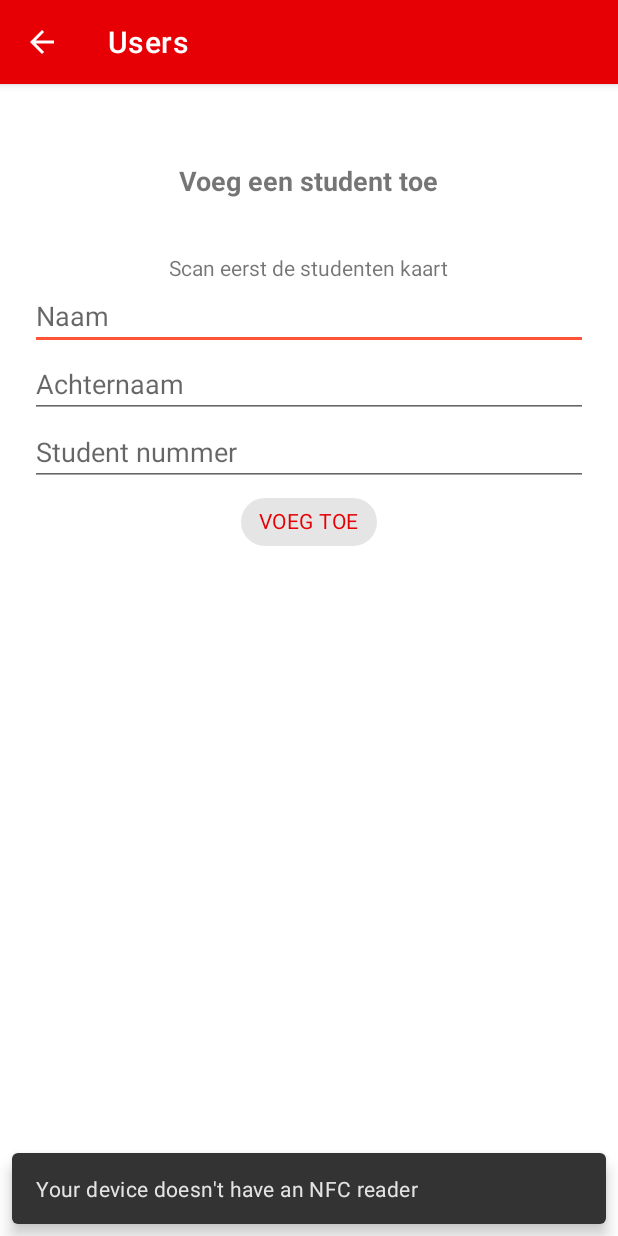
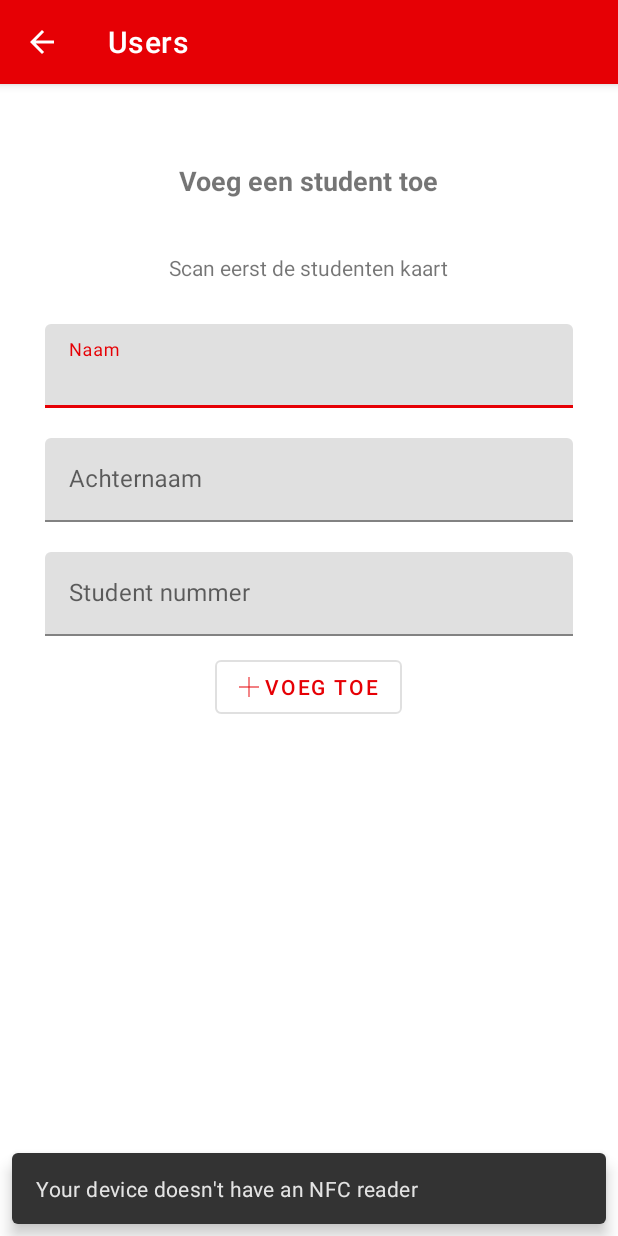
Before and after one commit to mnirm/AppOfTheYear, an Android app: the AddUserActivity screen opened directly, with no data from a screen before it, on a phone screen of 412 x 824 dp. Run offline under Robolectric (Android 15) with nearby library versions, the phone set to English and light mode, and no system bars; our stand-ins replace Room's generated code.

Commit message:
Add user activity xml google material

```diff
--- /dev/null
+++ b/app/src/main/res/drawable/ic_add.xml
@@ -0,0 +1,9 @@
+<vector xmlns:android="http://schemas.android.com/apk/res/android"
+    android:width="13dp"
+    android:height="13dp"
+    android:viewportWidth="42"
+    android:viewportHeight="42">
+  <path
+      android:fillColor="@color/colorPrimary"
+      android:pathData="M42,20l-20,0l0,-20l-2,0l0,20l-20,0l0,2l20,0l0,20l2,0l0,-20l20,0z"/>
+</vector>
--- a/app/src/main/res/layout/activity_add_user.xml
+++ b/app/src/main/res/layout/activity_add_user.xml
@@ -22,50 +22,63 @@
             android:layout_marginTop="32dp"
             android:text="@string/add_user_title"
             android:textSize="18sp"
-            android:textStyle="bold"
-            app:layout_constraintEnd_toEndOf="parent"
-            app:layout_constraintStart_toStartOf="parent"
-            app:layout_constraintTop_toTopOf="parent" />
+            android:textStyle="bold" />
 
         <TextView
             android:id="@+id/textViewNfcStatus"
             android:layout_width="wrap_content"
             android:layout_height="wrap_content"
             android:layout_marginTop="36dp"
-            android:text="@string/scan_card_first"
-            app:layout_constraintEnd_toEndOf="parent"
-            app:layout_constraintStart_toStartOf="parent"
-            app:layout_constraintTop_toBottomOf="@+id/textView" />
+            android:layout_marginBottom="18dp"
+            android:text="@string/scan_card_first" />
 
-        <EditText
-            android:id="@+id/editTextSurname"
+        <com.google.android.material.textfield.TextInputLayout
             android:layout_width="match_parent"
             android:layout_height="wrap_content"
             android:hint="@string/name_placeholder"
-            android:inputType="textPersonName" />
+            android:layout_margin="10dp">
+            <com.google.android.material.textfield.TextInputEditText
+                android:id="@+id/editTextSurname"
+                android:layout_width="match_parent"
+                android:layout_height="match_parent"
+                android:inputType="textPersonName"/>
+        </com.google.android.material.textfield.TextInputLayout>
 
-
-        <EditText
-            android:id="@+id/editTextLastname"
+        <com.google.android.material.textfield.TextInputLayout
             android:layout_width="match_parent"
             android:layout_height="wrap_content"
             android:hint="@string/lastname_placeholder"
-            android:inputType="textPersonName" />
+            android:layout_margin="10dp">
+            <com.google.android.material.textfield.TextInputEditText
+                android:id="@+id/editTextLastname"
+                android:layout_width="match_parent"
+                android:layout_height="match_parent"
+                android:inputType="textPersonName"/>
+        </com.google.android.material.textfield.TextInputLayout>
 
-        <EditText
-            android:id="@+id/editTextSNummer"
+        <com.google.android.material.textfield.TextInputLayout
             android:layout_width="match_parent"
             android:layout_height="wrap_content"
             android:hint="@string/s_number_placeholder"
-            android:inputType="number" />
+            android:layout_margin="10dp">
+            <com.google.android.material.textfield.TextInputEditText
+                android:id="@+id/editTextSNummer"
+                android:layout_width="match_parent"
+                android:layout_height="match_parent"
+                android:inputType="number"/>
+        </com.google.android.material.textfield.TextInputLayout>
 
-        <com.google.android.material.chip.Chip
+        <com.google.android.material.button.MaterialButton
             android:id="@+id/buttonAddUser"
+            android:layout_height="wrap_content"
             android:layout_width="wrap_content"
-            android:layout_height="wrap_content"
-            android:text="@string/add_user"
+            style="@style/Widget.MaterialComponents.Button.OutlinedButton"
+            app:icon="@drawable/ic_add"
             android:onClick="AddUserTtoDB"
-            android:textColor="@color/colorPrimary"/>
+            android:text="@string/add_user">
+
+        </com.google.android.material.button.MaterialButton>
+
 
     </LinearLayout>
 </androidx.appcompat.widget.LinearLayoutCompat>
```
